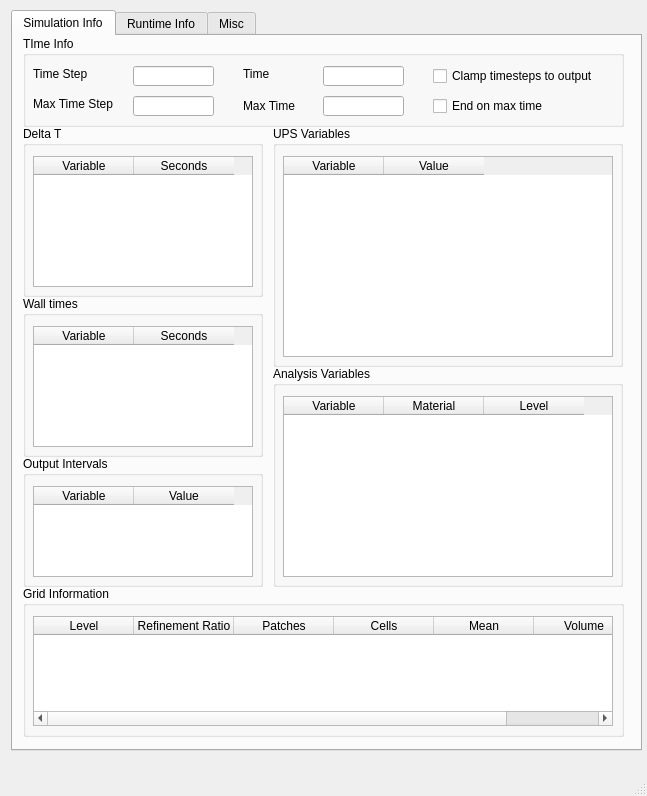
Qt form src/VisIt/libsim/uintah.ui (Uintah/Uintah) before a commit.
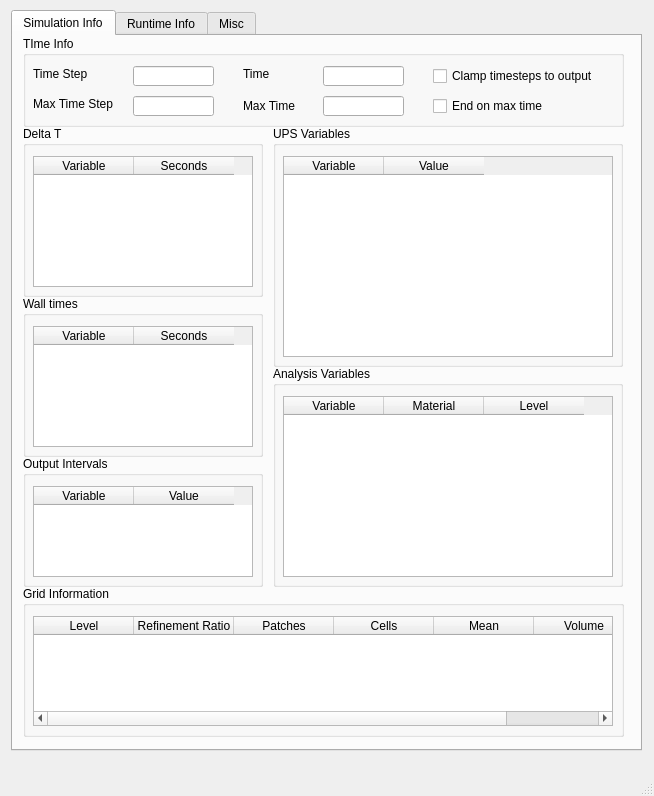
The same form after that commit.

Commit message: added new vars to the in-situ

Patch:
```diff
--- a/src/VisIt/libsim/uintah.ui
+++ b/src/VisIt/libsim/uintah.ui
@@ -6,7 +6,7 @@
    <rect>
     <x>0</x>
     <y>0</y>
-    <width>647</width>
+    <width>654</width>
     <height>796</height>
    </rect>
   </property>
@@ -139,7 +139,7 @@
         <rect>
          <x>410</x>
          <y>60</y>
-         <width>211</width>
+         <width>181</width>
          <height>20</height>
         </rect>
        </property>
```
Left out of the diff: 2 changed lines with no effect on the pictures. The commit also changes 2 other files.
